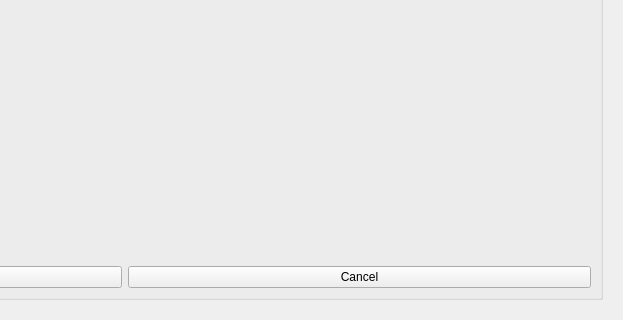
This is coreui/ui/SetupWindow.ui in OpenSoundStack/OpenAudioLiveSystem as Qt 5 draws it before an edit; both pictures show x 373 to 996 and y 373 to 693 of the 996 by 693 pixel window. The edited form follows.
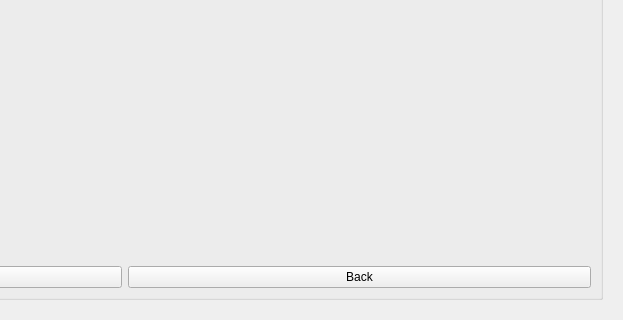
This is the edited form.

Diff of the .ui file:
```diff
--- a/coreui/ui/SetupWindow.ui
+++ b/coreui/ui/SetupWindow.ui
@@ -278,7 +278,7 @@
               <item>
                <widget class="QPushButton" name="new_pipe_cancel">
                 <property name="text">
-                 <string>Cancel</string>
+                 <string>Back</string>
                 </property>
                </widget>
               </item>
```
